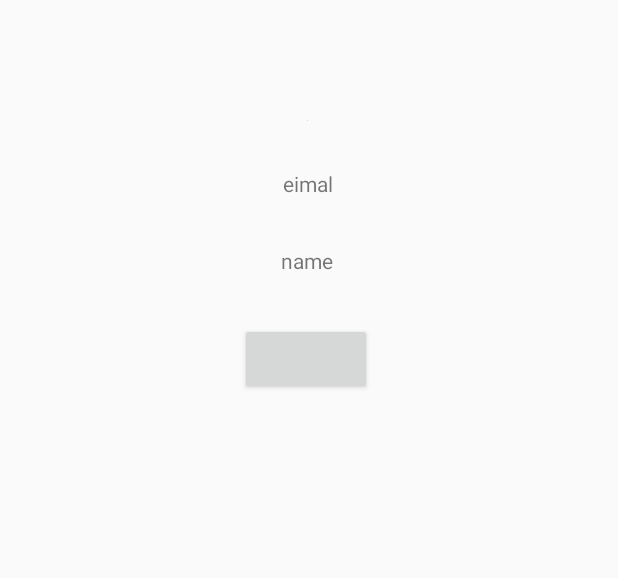
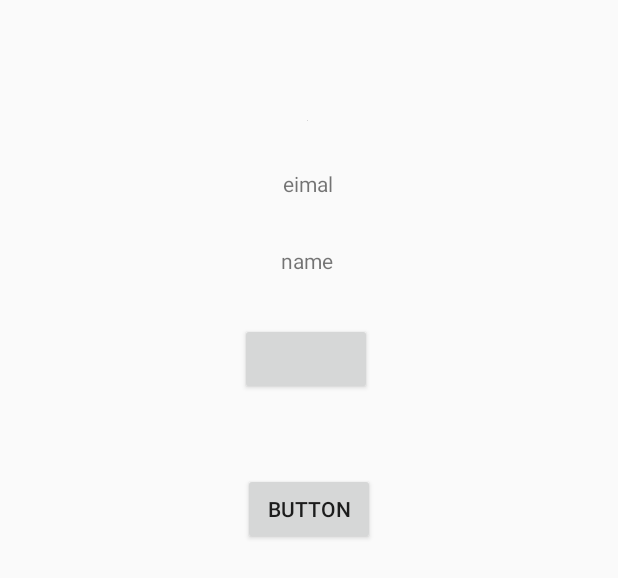
Before and after one commit to FoivosUOM/ShowAllAround, an Android app: the layout activity_main.xml on its own in the app's theme, with its tools: preview values and no code run, on a phone screen of 412 x 824 dp. Shown: the top 578 px of the screen. Run offline under Robolectric (Android 15) with nearby library versions, the phone set to English and light mode, and no system bars; plain views replace LoginButton.

```diff
--- a/app/build.gradle
+++ b/app/build.gradle
@@ -33,9 +33,14 @@ dependencies {
 
 
     implementation 'com.facebook.android:facebook-android-sdk:[8,9)'
+    implementation 'org.twitter4j:twitter4j-core:[4.0,)'
+
+//    implementation 'com.github.redouane59.twitter:twittered:1.13'
 
     testImplementation 'junit:junit:4.12'
     androidTestImplementation 'androidx.test.ext:junit:1.1.2'
     androidTestImplementation 'androidx.test.espresso:espresso-core:3.3.0'
 
+
+
 }
--- a/app/src/main/AndroidManifest.xml
+++ b/app/src/main/AndroidManifest.xml
@@ -21,6 +21,7 @@
             android:configChanges=
                 "keyboard|keyboardHidden|screenLayout|screenSize|orientation"
             android:label="@string/app_name" />
+
         <activity
             android:name="com.facebook.CustomTabActivity"
             android:exported="true">
@@ -31,6 +32,9 @@
                 <data android:scheme="@string/fb_login_protocol_scheme" />
             </intent-filter>
         </activity>
+
+        <meta-data android:name="com.facebook.sdk.ApplicationId"
+            android:value="@string/facebook_app_id"/>
 
         <activity android:name=".MainActivity">
             <intent-filter>
--- a/app/src/main/res/layout/activity_main.xml
+++ b/app/src/main/res/layout/activity_main.xml
@@ -48,4 +48,14 @@
         app:layout_constraintHorizontal_bias="0.533"
         app:layout_constraintStart_toStartOf="@+id/txtEmail"
         app:layout_constraintTop_toBottomOf="@+id/txtName" />
+
+    <Button
+        android:id="@+id/button3"
+        android:layout_width="wrap_content"
+        android:layout_height="wrap_content"
+        android:layout_marginTop="100dp"
+        android:text="Button"
+        app:layout_constraintEnd_toEndOf="parent"
+        app:layout_constraintStart_toStartOf="parent"
+        app:layout_constraintTop_toTopOf="@+id/button2" />
 </androidx.constraintlayout.widget.ConstraintLayout>
--- a/app/src/main/res/values/strings.xml
+++ b/app/src/main/res/values/strings.xml
@@ -1,5 +1,7 @@
 <resources>
     <string name="app_name">ShowAllAround</string>
     <string name="facebook_app_id">374515670479024</string>
+<!--    <string name="facebook_app_id">1457335641122668</string>-->
+<!--    <string name="fb_login_protocol_scheme">fb14668</string>-->
     <string name="fb_login_protocol_scheme">fb374515670479024</string>
 </resources>
```
Also changed, not shown: app/src/main/java/com/example/showallaround/MainActivity.java (+57 -52 lines).
